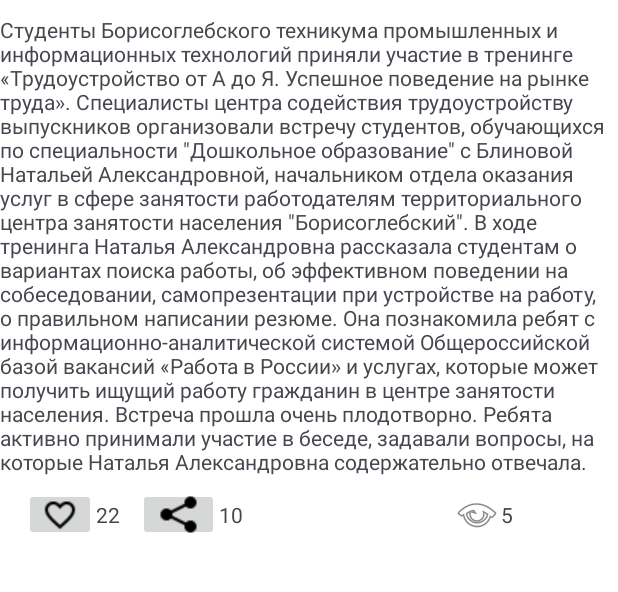
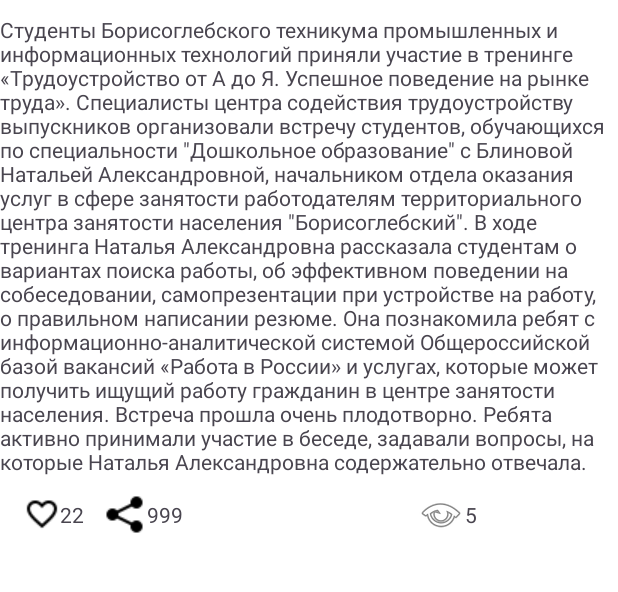
Before and after one commit to Lyzervill/YP103, an Android app: the layout activity_main.xml on its own in the app's theme, with its tools: preview values and no code run, on a phone screen of 412 x 824 dp, the part 123-715 px from its top. Run offline under Robolectric (Android 15) with nearby library versions, the phone set to English and light mode, and no system bars.

Commit message:
task4 full

```diff
--- a/app/build.gradle.kts
+++ b/app/build.gradle.kts
@@ -16,6 +16,8 @@ android {
 
         testInstrumentationRunner = "androidx.test.runner.AndroidJUnitRunner"
     }
+
+    buildFeatures.viewBinding = true
 
     buildTypes {
         release {
@@ -41,6 +43,8 @@ dependencies {
     implementation("androidx.appcompat:appcompat:1.6.1")
     implementation("com.google.android.material:material:1.11.0")
     implementation("androidx.constraintlayout:constraintlayout:2.1.4")
+    implementation("androidx.lifecycle:lifecycle-livedata-ktx:2.7.0")
+    implementation("androidx.lifecycle:lifecycle-viewmodel-ktx:2.7.0")
     testImplementation("junit:junit:4.13.2")
     androidTestImplementation("androidx.test.ext:junit:1.1.5")
     androidTestImplementation("androidx.test.espresso:espresso-core:3.5.1")
--- /dev/null
+++ b/app/src/main/java/com/btpit/up103/PostView.kt
@@ -0,0 +1,5 @@
+package com.btpit.up103
+
+class PostView {
+
+}
--- a/app/src/main/res/layout/activity_main.xml
+++ b/app/src/main/res/layout/activity_main.xml
@@ -18,7 +18,7 @@
         app:srcCompat="@mipmap/ic_launcher_round" />
 
     <TextView
-        android:id="@+id/textView"
+        android:id="@+id/textViewAutor"
         android:layout_width="wrap_content"
         android:layout_height="wrap_content"
         android:layout_marginStart="10dp"
@@ -28,7 +28,7 @@
         app:layout_constraintTop_toTopOf="@id/imageView" />
 
     <TextView
-        android:id="@+id/textView3"
+        android:id="@+id/textViewContent"
         android:layout_width="match_parent"
         android:layout_height="wrap_content"
         android:layout_marginTop="10dp"
@@ -47,7 +47,7 @@
         app:layout_constraintEnd_toEndOf="parent"
         app:layout_constraintHorizontal_bias="0.0"
         app:layout_constraintStart_toStartOf="parent"
-        app:layout_constraintTop_toBottomOf="@+id/textView3">
+        app:layout_constraintTop_toBottomOf="@+id/textViewContent">
 
         <ImageButton
             android:id="@+id/imageButtonLike"
@@ -55,26 +55,28 @@
             android:layout_height="wrap_content"
             android:layout_gravity="start|center_vertical"
             android:layout_marginStart="16dp"
+            android:background="#00000000"
             app:srcCompat="@drawable/icons8__24" />
 
 
         <TextView
-            android:id="@+id/textView6"
+            android:id="@+id/textViewLikeCount"
             android:layout_width="wrap_content"
             android:layout_height="wrap_content"
             android:layout_gravity="start|center_vertical"
             android:text="22" />
 
         <ImageView
-            android:id="@+id/imageView5"
+            android:id="@+id/imageViews"
             android:layout_width="wrap_content"
             android:layout_height="wrap_content"
             android:layout_gravity="end|center_vertical"
             android:layout_marginStart="222dp"
+            android:background="#00000000"
             app:srcCompat="@android:drawable/ic_menu_view" />
 
         <TextView
-            android:id="@+id/textView7"
+            android:id="@+id/textViewSCount"
             android:layout_width="wrap_content"
             android:layout_height="wrap_content"
             android:layout_gravity="end|center_vertical"
@@ -86,15 +88,16 @@
             android:layout_height="wrap_content"
             android:layout_gravity="start|center_vertical"
             android:layout_marginStart="-250dp"
+            android:background="#00000000"
             android:onClick="onPost"
             app:srcCompat="@drawable/icons8__30" />
 
         <TextView
-            android:id="@+id/textView10"
+            android:id="@+id/textViewShareCount"
             android:layout_width="wrap_content"
             android:layout_height="wrap_content"
             android:layout_gravity="start|center_vertical"
-            android:text="10" />
+            android:text="999" />
 
     </LinearLayout>
 
--- /dev/null
+++ b/app/src/main/res/values-land/land.xml
@@ -0,0 +1,2 @@
+<?xml version="1.0" encoding="utf-8"?>
+<resources></resources>
```
Also changed, not shown: app/src/main/java/com/btpit/up103/MainActivity.kt (+43 -34 lines), app/src/main/java/com/btpit/up103/Post.kt (added, +11 -0 lines), app/src/main/res/drawable/_589054.png (added).
